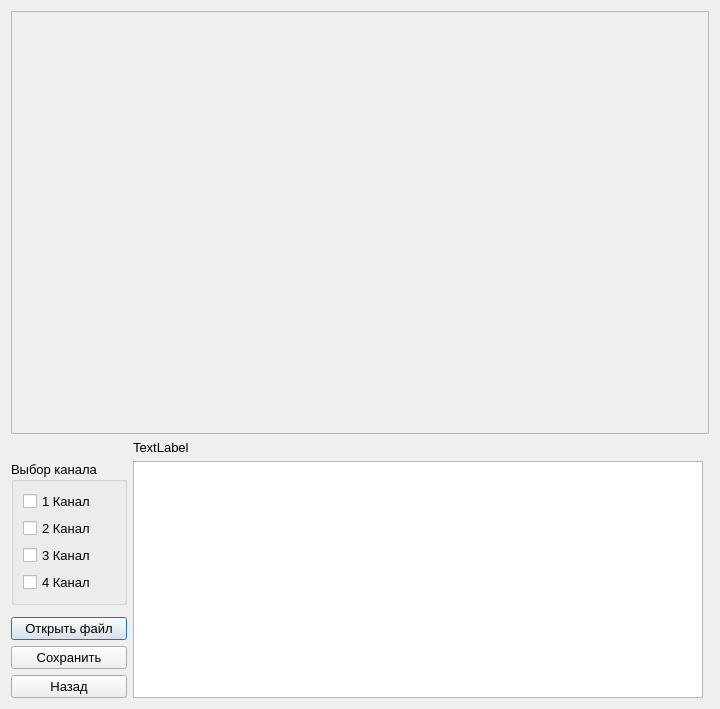
This is viewplot.ui in krang4d/Agrekola as Qt 5 draws it before an edit. The edited form follows.
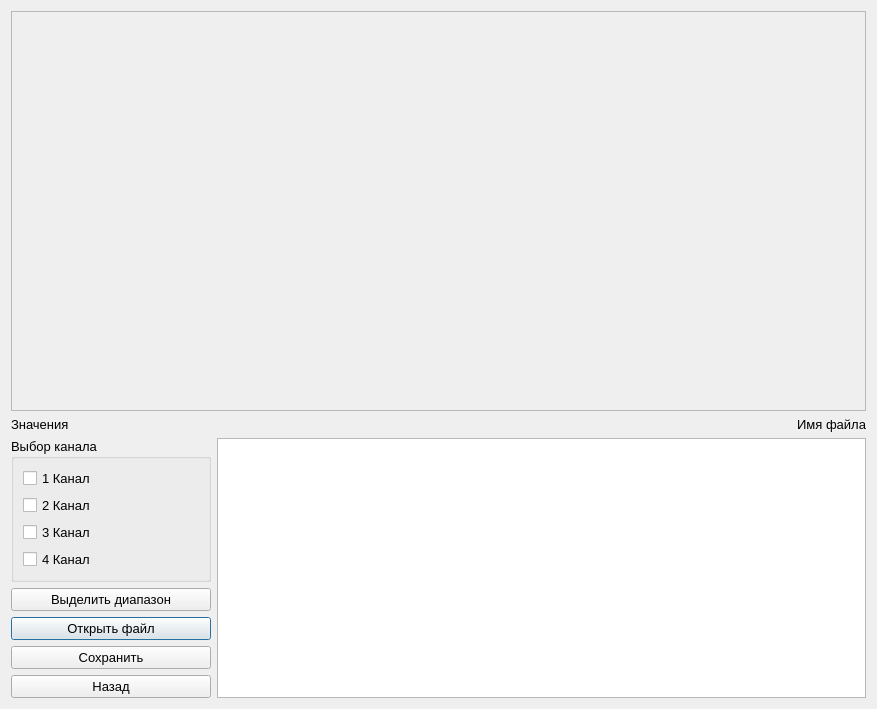
This is the edited form. Custom widgets are drawn as their Qt base class.

What changed in the file:
```diff
--- a/viewplot.ui
+++ b/viewplot.ui
@@ -9,7 +9,7 @@
    <rect>
     <x>0</x>
     <y>0</y>
-    <width>702</width>
+    <width>877</width>
     <height>709</height>
    </rect>
   </property>
@@ -25,71 +25,7 @@
    <string>Просмотр графиков</string>
   </property>
   <layout class="QGridLayout" name="gridLayout">
-   <item row="2" column="2" rowspan="2">
-    <spacer name="horizontalSpacer">
-     <property name="orientation">
-      <enum>Qt::Horizontal</enum>
-     </property>
-     <property name="sizeHint" stdset="0">
-      <size>
-       <width>40</width>
-       <height>20</height>
-      </size>
-     </property>
-    </spacer>
-   </item>
-   <item row="1" column="1">
-    <widget class="QLabel" name="label_filename">
-     <property name="text">
-      <string>TextLabel</string>
-     </property>
-    </widget>
-   </item>
-   <item row="4" column="0">
-    <layout class="QVBoxLayout" name="verticalLayout_2">
-     <item>
-      <widget class="QPushButton" name="pushButton_open">
-       <property name="text">
-        <string>Открыть файл</string>
-       </property>
-      </widget>
-     </item>
-     <item>
-      <widget class="QPushButton" name="pushButton_print">
-       <property name="text">
-        <string>Сохранить</string>
-       </property>
-      </widget>
-     </item>
-     <item>
-      <widget class="QPushButton" name="pushButton_back">
-       <property name="text">
-        <string>Назад</string>
-       </property>
-      </widget>
-     </item>
-    </layout>
-   </item>
-   <item row="2" column="1" rowspan="3">
-    <widget class="QTableWidget" name="tableWidget">
-     <property name="sizePolicy">
-      <sizepolicy hsizetype="Preferred" vsizetype="Preferred">
-       <horstretch>0</horstretch>
-       <verstretch>0</verstretch>
-      </sizepolicy>
-     </property>
-     <property name="minimumSize">
-      <size>
-       <width>570</width>
-       <height>100</height>
-      </size>
-     </property>
-     <property name="editTriggers">
-      <set>QAbstractItemView::NoEditTriggers</set>
-     </property>
-    </widget>
-   </item>
-   <item row="2" column="0">
+   <item row="4" column="0" rowspan="2">
     <widget class="QGroupBox" name="groupBox">
      <property name="maximumSize">
       <size>
@@ -154,6 +90,122 @@
      </property>
     </widget>
    </item>
+   <item row="6" column="0">
+    <layout class="QVBoxLayout" name="verticalLayout_2">
+     <item>
+      <widget class="QPushButton" name="pushButton_select">
+       <property name="text">
+        <string>Выделить диапазон</string>
+       </property>
+       <property name="shortcut">
+        <string>Space</string>
+       </property>
+       <property name="autoDefault">
+        <bool>false</bool>
+       </property>
+       <property name="default">
+        <bool>false</bool>
+       </property>
+       <property name="flat">
+        <bool>false</bool>
+       </property>
+      </widget>
+     </item>
+     <item>
+      <widget class="QPushButton" name="pushButton_open">
+       <property name="text">
+        <string>Открыть файл</string>
+       </property>
+       <property name="shortcut">
+        <string>Enter, Return</string>
+       </property>
+       <property name="autoDefault">
+        <bool>false</bool>
+       </property>
+       <property name="default">
+        <bool>true</bool>
+       </property>
+      </widget>
+     </item>
+     <item>
+      <widget class="QPushButton" name="pushButton_print">
+       <property name="text">
+        <string>Сохранить</string>
+       </property>
+       <property name="shortcut">
+        <string>Ctrl+S</string>
+       </property>
+       <property name="autoDefault">
+        <bool>false</bool>
+       </property>
+      </widget>
+     </item>
+     <item>
+      <widget class="QPushButton" name="pushButton_back">
+       <property name="text">
+        <string>Назад</string>
+       </property>
+       <property name="shortcut">
+        <string>Esc</string>
+       </property>
+       <property name="autoDefault">
+        <bool>false</bool>
+       </property>
+      </widget>
+     </item>
+    </layout>
+   </item>
+   <item row="4" column="1" rowspan="3" colspan="2">
+    <widget class="QTableWidget" name="tableWidget">
+     <property name="sizePolicy">
+      <sizepolicy hsizetype="Preferred" vsizetype="Preferred">
+       <horstretch>0</horstretch>
+       <verstretch>0</verstretch>
+      </sizepolicy>
+     </property>
+     <property name="minimumSize">
+      <size>
+       <width>570</width>
+       <height>100</height>
+      </size>
+     </property>
+     <property name="cursor" stdset="0">
+      <cursorShape>PointingHandCursor</cursorShape>
+     </property>
+     <property name="verticalScrollBarPolicy">
+      <enum>Qt::ScrollBarAsNeeded</enum>
+     </property>
+     <property name="editTriggers">
+      <set>QAbstractItemView::NoEditTriggers</set>
+     </property>
+     <property name="alternatingRowColors">
+      <bool>false</bool>
+     </property>
+     <property name="selectionMode">
+      <enum>QAbstractItemView::ExtendedSelection</enum>
+     </property>
+     <property name="horizontalScrollMode">
+      <enum>QAbstractItemView::ScrollPerPixel</enum>
+     </property>
+    </widget>
+   </item>
+   <item row="2" column="2">
+    <widget class="QLabel" name="label_filename">
+     <property name="text">
+      <string>Имя файла</string>
+     </property>
+     <property name="alignment">
+      <set>Qt::AlignRight|Qt::AlignTrailing|Qt::AlignVCenter</set>
+     </property>
+    </widget>
+   </item>
+   <item row="2" column="0" colspan="2">
+    <widget class="QLabel" name="label_average">
+     <property name="text">
+      <string>Значения</string>
+     </property>
+    </widget>
+   </item>
   </layout>
  </widget>
  <customwidgets>
```
Left out of the diff: 26 changed lines with no effect on the pictures.
